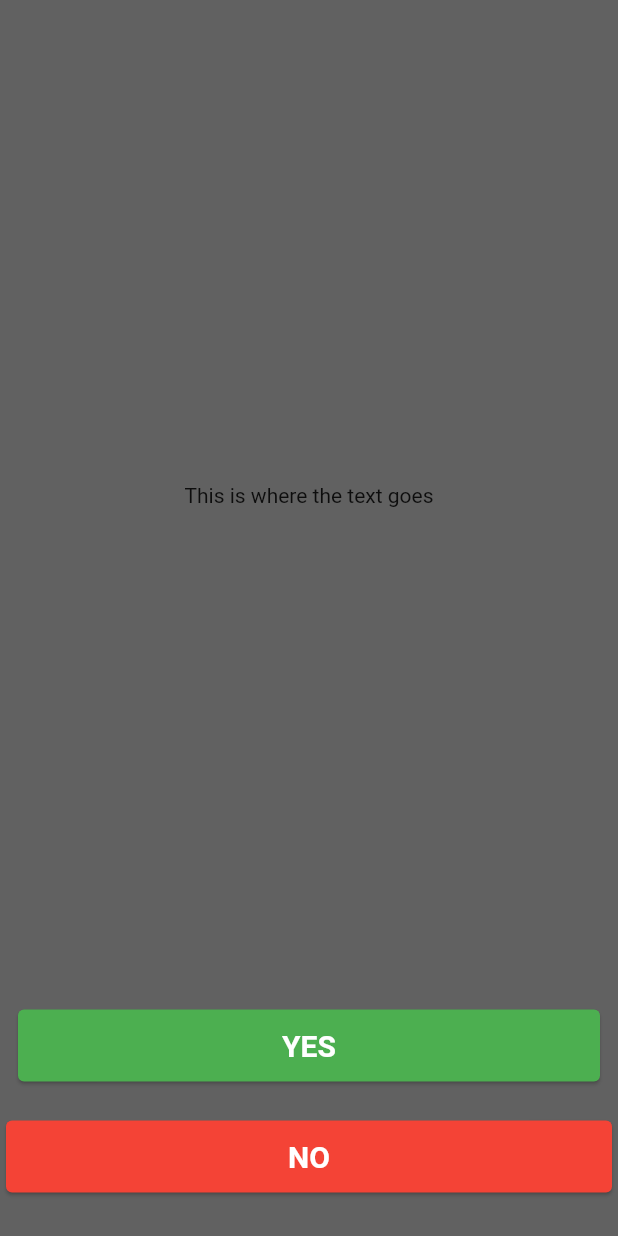
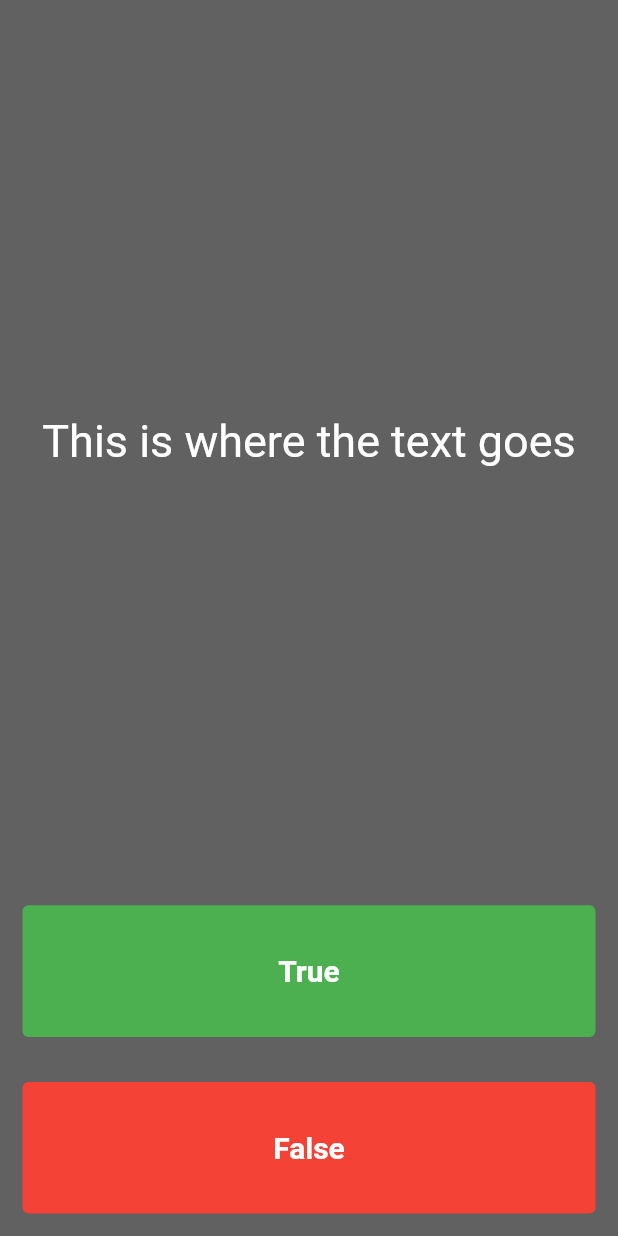
Before and after one commit to vaibhv0311/quizller, a Flutter app: the screen it shows after launch, on a phone screen of 412 x 824 dp. Run offline on Flutter 3.47's test engine with Material 2 defaults, Android fonts, the phone set to English and light mode, and no system bars.

Commit message:
Basic Layout

```diff
--- a/lib/main.dart
+++ b/lib/main.dart
@@ -12,62 +12,81 @@ class MyApp extends StatelessWidget {
     return MaterialApp(
       home: Scaffold(
         backgroundColor: Colors.grey[700],
-        body: SafeArea(
-          child: Center(
+        body: QuizApp(),
+      ),
+    );
+  }
+}
+
+class QuizApp extends StatefulWidget {
+  const QuizApp({Key? key}) : super(key: key);
+
+  @override
+  _QuizAppState createState() => _QuizAppState();
+}
+
+class _QuizAppState extends State<QuizApp> {
+  @override
+  Widget build(BuildContext context) {
+    return SafeArea(
       child: Column(
+        mainAxisAlignment: MainAxisAlignment.spaceBetween,
         crossAxisAlignment: CrossAxisAlignment.stretch,
         children: [
           Expanded(
+            flex: 5,
+            child: Padding(
+              padding: const EdgeInsets.all(10.0),
               child: Center(
-                    child: Text("This is where the text goes"),
-                  ),
-                ),
-                Column(
-                  crossAxisAlignment: CrossAxisAlignment.stretch,
-                  children: [
-                    Padding(
-                      padding: const EdgeInsets.all(8.0),
-                      child: Card(
-                        // margin: EdgeInsets.fromLTRB(0, 500, 0, 0),
-                        color: Colors.green,
-                        child: TextButton(
-                          onPressed: () {},
                 child: Text(
-                            'YES',
+                  'This is where the text goes',
                   style: TextStyle(
-                              fontWeight: FontWeight.bold,
-                              fontSize: 20,
+                    fontSize: 30,
                     color: Colors.white,
                   ),
                 ),
               ),
             ),
           ),
-                    Padding(
-                      padding: const EdgeInsets.fromLTRB(0, 10, 0, 25),
-                      child: Card(
-                        // margin:
-                        //     EdgeInsets.symmetric(vertical: 20.0, horizontal: 2.0),
-                        color: Colors.red,
+          Expanded(
+            child: Padding(
+              padding: const EdgeInsets.all(15.0),
               child: TextButton(
+                style: ButtonStyle(
+                  backgroundColor:
+                      MaterialStateProperty.all<Color>(Colors.green),
+                ),
                 onPressed: () {},
                 child: Text(
-                            'NO',
+                  'True',
                   style: TextStyle(
+                      color: Colors.white,
                       fontSize: 20,
-                              fontWeight: FontWeight.bold,
-                              color: Colors.white,
+                      fontWeight: FontWeight.bold),
                 ),
               ),
             ),
           ),
-                    ),
-                  ],
-                ),
-              ],
+          Expanded(
+            child: Padding(
+              padding: const EdgeInsets.all(15.0),
+              child: TextButton(
+                style: ButtonStyle(
+                    backgroundColor:
+                        MaterialStateProperty.all<Color>(Colors.red)),
+                onPressed: () {},
+                child: Text(
+                  'False',
+                  style: TextStyle(
+                      color: Colors.white,
+                      fontSize: 20,
+                      fontWeight: FontWeight.bold),
                 ),
               ),
             ),
+            // Score Counter
+          ),
+        ],
       ),
     );
   }
```
Lines whose indentation alone changed are shown as unchanged.
